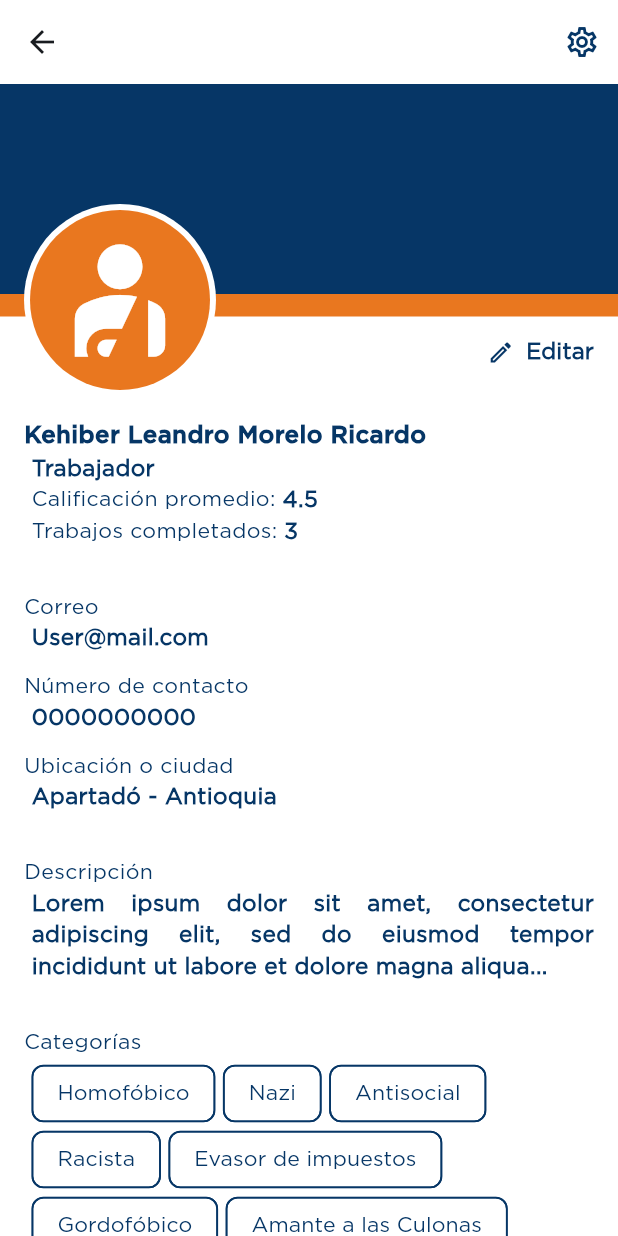
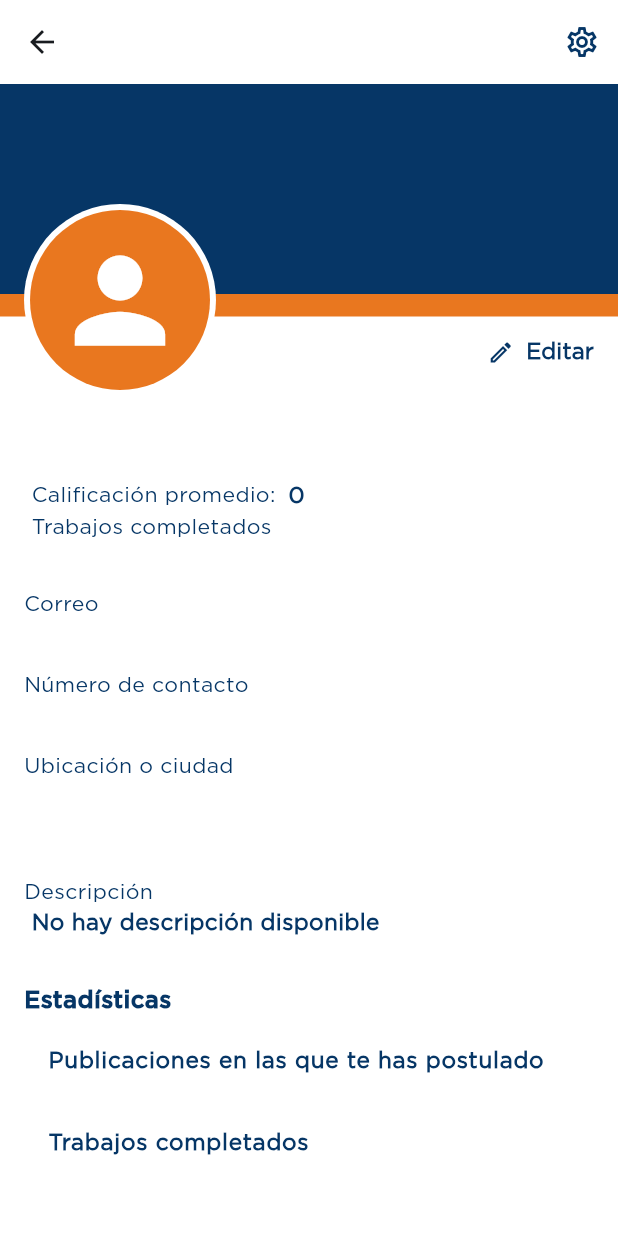
Before and after one commit to mauriciomartinezm/nodo, a Flutter app: the ProfileScreen screen opened by its route, on a phone screen of 412 x 824 dp. Run offline on Flutter 3.47's test engine with Material 3 defaults, Android fonts, the light colour scheme and no system bars; our stand-ins replace auto_size_text, carousel_slider, firebase_core, firebase_messaging, flutter_local_notifications, flutter_screenutil and 3 more; accounts and stored records are empty.

Commit message:
feat(perfil): Visualizacion de datos reales en Perfil con provider

```diff
--- a/frontend/lib/core/constants/api_constants.dart
+++ b/frontend/lib/core/constants/api_constants.dart
@@ -1,6 +1,6 @@
 class ApiConstants {
-  //static const String baseUrl = "http://192.168.0.101:3000/api"; //descomenta esto y cambia la ip por localhost si la api la abriste localmente
-  static const String baseUrl = "https://nodo-unv8.onrender.com/api"; //ruta para api en la nube en render
+  static const String baseUrl = "http://192.168.1.7:3001/api"; //descomenta esto y cambia la ip por localhost si la api la abriste localmente
+  // static const String baseUrl = "https://nodo-unv8.onrender.com/api"; //ruta para api en la nube en render
 
   static const String createPublicacionEndpoint = "$baseUrl/createPublicacion";
   static const String loginEndpoint = "$baseUrl/loginUsuario";
--- a/frontend/lib/features/menu/about/about_screen.dart
+++ b/frontend/lib/features/menu/about/about_screen.dart
@@ -45,9 +45,7 @@ class About extends StatelessWidget {
             ListTile(
               title: Text('No pierdas el hilo, sigue el NODO',
                   style: AppTypography.h2.copyWith(color: AppColors.orange)),
-              onTap: () {
-                Navigator.pushNamed(context, '/YourIncome');
-              },
+              onTap: () {},
             ),
           ],
         ),
--- a/frontend/lib/features/menu/settings/profile/profile_screen.dart
+++ b/frontend/lib/features/menu/settings/profile/profile_screen.dart
@@ -1,32 +1,52 @@
 import 'package:flutter/material.dart';
+import 'package:provider/provider.dart';
 import 'package:nodo/core/theme/app_theme.dart';
+import 'package:nodo/providers/userprovider.dart';
+import 'package:intl/intl.dart';
 
 class ProfileScreen extends StatelessWidget {
   const ProfileScreen({super.key});
 
   @override
   Widget build(BuildContext context) {
+    final userProvider = Provider.of<UserProvider>(context);
+    final user = userProvider.usuario;
+
+    if (user == null) {
       return Scaffold(
         backgroundColor: AppColors.white,
         appBar: AppBar(
+          backgroundColor: AppColors.white,
+          surfaceTintColor: Colors.transparent,
+          elevation: 0,
+        ),
+        body: const Center(
+          child: CircularProgressIndicator(color: AppColors.blue),
+        ),
+      );
+    }
+
+    return Scaffold(
+      backgroundColor: AppColors.white,
+      appBar: AppBar(
+        backgroundColor: AppColors.white,
+        surfaceTintColor: Colors.transparent,
+        elevation: 0,
         actions: [
           IconButton(
-            icon: Icon(Icons.settings_outlined, color: AppColors.blue),
+            icon: const Icon(Icons.settings_outlined, color: AppColors.blue),
             onPressed: () {
               Navigator.pushNamed(context, '/SettingsScreen');
             },
           )
         ],
-        backgroundColor: AppColors.white,
-        surfaceTintColor: Colors.transparent,
-        elevation: 0,
       ),
       body: LayoutBuilder(
         builder: (context, constraints) {
           return SingleChildScrollView(
             child: Column(
               children: [
-                // Portada y Avatar
+                //Portada y Avatar
                 Stack(
                   clipBehavior: Clip.none, //Permite que el puto avatar se sobreponga en la portada
                   children: [
@@ -49,34 +69,34 @@ class ProfileScreen extends StatelessWidget {
                       top: 80,
                       left: 16,
                       child: Container(
-                      padding: EdgeInsets.all(4), //Grosor del borde
+                        padding: const EdgeInsets.all(4), //Grosor del contorno
                         decoration: BoxDecoration(
-                         color: AppColors.white, //Color del borde
+                          color: AppColors.white, //Color del contorno
                           shape: BoxShape.circle,
                         ),
                         child: CircleAvatar(
                           radius: 60,
                           backgroundColor: AppColors.orange,
                           child: Icon(
-                           Icons.personal_injury_rounded,
+                            Icons.person,
                             size: 90,
                             color: AppColors.white,
                           ),
                         ),
                       ),
                     ),
+                    //Boton editar
                     Align(
                       alignment: Alignment.bottomRight,
                       child: Padding(
                         padding: const EdgeInsets.only(top: 155, right: 0),
                         child: TextButton.icon(
-                          icon:
-                              Icon(Icons.edit_outlined, color: AppColors.blue),
+                          icon: const Icon(Icons.edit_outlined,
+                              color: AppColors.blue),
                           label: Text('Editar',
                               style: AppTypography.h3
                                   .copyWith(color: AppColors.blue)),
                           onPressed: () {
-                            debugPrint("Dddd");
                             Navigator.pushNamed(context, '/editProfile');
                           },
                         ),
@@ -84,21 +104,23 @@ class ProfileScreen extends StatelessWidget {
                     ),
                   ],
                 ),
-                //Contenido
+                // Contenido
                 Padding(
-                  padding: const EdgeInsets.fromLTRB(16, 20, 16, 16), //iz arr derecha abj
+                  padding: const EdgeInsets.fromLTRB(16, 16, 16, 16),
                   child: Column(
                     crossAxisAlignment: CrossAxisAlignment.start,
                     children: [
-                      Text('Kehiber Leandro Morelo Ricardo',
-                          style:
-                              AppTypography.h2.copyWith(color: AppColors.blue)),
+                      //Nombre y tipo
+                      Text(user.nombres,
+                          style:AppTypography.h2
+                              .copyWith(color: AppColors.blue)),
                       Padding(
                         padding: const EdgeInsets.fromLTRB(5, 0, 0, 0),
-                        child: Text('Trabajador',
+                        child: Text(user.tipoUsuario,
                             style: AppTypography.h3
                                 .copyWith(color: AppColors.blue)),
                       ),
+
                       Padding(
                         padding: const EdgeInsets.fromLTRB(5, 0, 0, 0),
                         child: Row(
@@ -106,20 +128,24 @@ class ProfileScreen extends StatelessWidget {
                             Text('Calificación promedio: ',
                                 style: AppTypography.body
                                     .copyWith(color: AppColors.blue)),
-                            Text('4.5',
+                            const SizedBox(width: 4),
+                            Text('${user.calificacionPromedio}',
                                 style: AppTypography.h3
                                     .copyWith(color: AppColors.blue)),
                           ],
                         ),
                       ),
+
                       Padding(
                         padding: const EdgeInsets.fromLTRB(5, 0, 0, 0),
                         child: Row(
                           children: [
-                            Text('Trabajos completados: ',
+                            Text('Trabajos completados ',
                                 style: AppTypography.body
                                     .copyWith(color: AppColors.blue)),
-                            Text('3',
+                            const SizedBox(width: 4),
+                            Text(
+                                '${user.trabajosCompletados}',
                                 style: AppTypography.h3
                                     .copyWith(color: AppColors.blue)),
                           ],
@@ -128,55 +154,48 @@ class ProfileScreen extends StatelessWidget {
 
                       const SizedBox(height: 30),
 
-                      //Datos personales
-                      Text("Correo",
-                          style: AppTypography.body
-                              .copyWith(color: AppColors.blue)),
-                      Padding(
-                        padding: const EdgeInsets.fromLTRB(5, 0, 0, 0),
-                        child: Text("User@mail.com",
-                            style:
-                                AppTypography.h3.copyWith(color: AppColors.blue)),
+                      //Información de contacto
+                      _buildInfoSection(
+                        title: "Correo",
+                        content: user.email,
                       ),
-                      const SizedBox(height: 12),
-                      Text("Número de contacto",
-                          style: AppTypography.body
-                              .copyWith(color: AppColors.blue)),
-                      Padding(
-                        padding: const EdgeInsets.fromLTRB(5, 0, 0, 0),
-                        child: Text("0000000000",
-                            style:
-                                AppTypography.h3.copyWith(color: AppColors.blue)),
+                      _buildInfoSection(
+                        title: "Número de contacto",
+                        content: user.telefono,
                       ),
-                      const SizedBox(height: 12),
-                      Text("Ubicación o ciudad",
-                          style: AppTypography.body
-                              .copyWith(color: AppColors.blue)),
-                      Padding(
-                        padding: const EdgeInsets.fromLTRB(5, 0, 0, 0),
-                        child: Text("Apartadó - Antioquia",
-                            style:
-                                AppTypography.h3.copyWith(color: AppColors.blue)),
+                      _buildInfoSection(
+                        title: "Ubicación o ciudad",
+                        content: user.ubicacion ?? 'No especificada',
                       ),
-
                       const SizedBox(height: 30),
 
-                      // Descripción
+                      //Descripción
+                      Column(
+                        crossAxisAlignment: CrossAxisAlignment.start,
+                        children: [
                           Text("Descripción",
                               style: AppTypography.body
                                   .copyWith(color: AppColors.blue)),
                           Padding(
                             padding: const EdgeInsets.fromLTRB(5, 0, 0, 0),
                             child: Text(
-                          "Lorem ipsum dolor sit amet, consectetur adipiscing elit, sed do eiusmod tempor incididunt ut labore et dolore magna aliqua...",
-                          style:
-                              AppTypography.h3.copyWith(color: AppColors.blue),
+                              user.descripcion?.isNotEmpty == true
+                                  ? user.descripcion!
+                                  : "No hay descripción disponible",
+                              style: AppTypography.h3
+                                  .copyWith(color: AppColors.blue),
                               textAlign: TextAlign.justify,
                             ),
                           ),
                           const SizedBox(height: 30),
+                        ],
+                      ),
 
                       // Categorías
+                      if (user.categoria != null && user.categoria!.isNotEmpty)
+                        Column(
+                          crossAxisAlignment: CrossAxisAlignment.start,
+                          children: [
                             Text("Categorías",
                                 style: AppTypography.body
                                     .copyWith(color: AppColors.blue)),
@@ -185,46 +204,35 @@ class ProfileScreen extends StatelessWidget {
                               child: Wrap(
                                 spacing: 5,
                                 runSpacing: -4,
-                          children: [
-                            "Homofóbico",
-                            "Nazi",
-                            "Antisocial",
-                            "Racista",
-                            "Evasor de impuestos",
-                            "Gordofóbico",
-                            "Amante a las Culonas",
-                            "Guapo",
-                            "poderoso",
-                            "asombroso",
-                            "Muy hermoso",
-                            "soy precioso",
-                            "armonioso",
-                          ]
+                                children: user.categoria!
                                     .map((tag) => Chip(
                                           label: Text(
                                             tag,
                                             style: AppTypography.body
-                                          .copyWith(color: AppColors.blue),
+                                                .copyWith(
+                                                    color: AppColors.blue),
                                           ),
                                           backgroundColor: AppColors.white,
                                           side: BorderSide(
-                                        color: AppColors.blue, width: 1.2),
+                                              color: AppColors.blue,
+                                              width: 1.2),
                                         ))
                                     .toList(),
                               ),
                             ),
-
                             const SizedBox(height: 30),
+                          ],
+                        ),
 
                       // Estadísticas
                       Text("Estadísticas",
-                          style:
-                              AppTypography.h2.copyWith(color: AppColors.blue)),
+                          style: AppTypography.h2
+                              .copyWith(color: AppColors.blue)),
                       ListTile(
                         title: Text(
                           "Publicaciones en las que te has postulado",
-                          style:
-                              AppTypography.h3.copyWith(color: AppColors.blue),
+                          style: AppTypography.h3
+                              .copyWith(color: AppColors.blue),
                         ),
                         onTap: () => goToMisPostulaciones(context),
                       ),
@@ -232,6 +240,12 @@ class ProfileScreen extends StatelessWidget {
                         title: Text("Trabajos completados",
                             style: AppTypography.h3
                                 .copyWith(color: AppColors.blue)),
+                        subtitle: Padding(
+                          padding: const EdgeInsets.fromLTRB(5, 0, 0, 0),
+                          child: Text(user.trabajosCompletados.toString(),
+                              style: AppTypography.body
+                                  .copyWith(color: AppColors.blue)),
+                        ),
                         onTap: () => goToMisTrabajos(context),
                       ),
                       ListTile(
@@ -240,7 +254,7 @@ class ProfileScreen extends StatelessWidget {
                                 .copyWith(color: AppColors.blue)),
                         subtitle: Padding(
                           padding: const EdgeInsets.fromLTRB(5, 0, 0, 0),
-                          child: Text("\$9999",
+                          child: Text("\$${user.tipoUsuario}",
                               style: AppTypography.body
                                   .copyWith(color: AppColors.blue)),
                         ),
@@ -251,18 +265,17 @@ class ProfileScreen extends StatelessWidget {
                                 .copyWith(color: AppColors.blue)),
                         subtitle: Padding(
                           padding: const EdgeInsets.fromLTRB(5, 0, 0, 0),
-                          child: Text("enero 2025",
+                          child: Text(_formatDate(user.fechaRegistro),
                               style: AppTypography.body
                                   .copyWith(color: AppColors.blue)),
                         ),
                       ),
-
                       const SizedBox(height: 15),
 
                       // Insignias
                       Text("Insignias",
-                          style:
-                              AppTypography.h2.copyWith(color: AppColors.blue)),
+                          style: AppTypography.h2
+                              .copyWith(color: AppColors.blue)),
                       Padding(
                         padding: const EdgeInsets.fromLTRB(5, 0, 0, 0),
                         child: Text(
@@ -281,9 +294,26 @@ class ProfileScreen extends StatelessWidget {
     );
   }
 
+  Widget _buildInfoSection({required String title, required String content}) {
+    return Column(
+      crossAxisAlignment: CrossAxisAlignment.start,
+      children: [
+        Text(title,
+            style: AppTypography.body.copyWith(color: AppColors.blue)),
+        Padding(
+          padding: const EdgeInsets.fromLTRB(5, 0, 0, 0),
+          child: Text(content,
+              style: AppTypography.h3.copyWith(color: AppColors.blue)),
+        ),
+        const SizedBox(height: 12),
+      ],
+    );
+  }
+
   void goToMisPostulaciones(BuildContext context) {
     ScaffoldMessenger.of(context).showSnackBar(
-      SnackBar(content: Text('Ir a "Trabajos > Mis postulaciones"',
+      SnackBar(
+        content: Text('Ir a "Trabajos > Mis postulaciones"',
             style: AppTypography.h3.copyWith(color: AppColors.white)),
         backgroundColor: AppColors.orange,
       ),
@@ -292,10 +322,24 @@ class ProfileScreen extends StatelessWidget {
 
   void goToMisTrabajos(BuildContext context) {
     ScaffoldMessenger.of(context).showSnackBar(
-      SnackBar(content: Text('Ir a "Trabajos > Mis trabajos"',
+      SnackBar(
+        content: Text('Ir a "Trabajos > Mis trabajos"',
             style: AppTypography.h3.copyWith(color: AppColors.white)),
         backgroundColor: AppColors.orange,
       ),
     );
   }
+
+  //Formato de fecha
+  String _formatDate(String dateString) {
+    try {
+      //Parseo de la fecha
+      final date = DateTime.parse(dateString);
+      //Formateo fecha español (día mes año)
+      return DateFormat('d MMMM y', 'es').format(date);
+    } catch (e) {
+      //Si hay error al parsear, devuelve la fecha original
+      return dateString;
     }
+  }
+}
--- a/frontend/lib/providers/userprovider.dart
+++ b/frontend/lib/providers/userprovider.dart
@@ -45,6 +45,7 @@ class Usuario {
     this.trabajosCompletados,
   });
 
+  //Metodo para crear un usuario desde JSON (para respuestas API)
   factory Usuario.fromJson(Map<String, dynamic> json) {
     return Usuario(
       id: json['id'],
@@ -67,6 +68,7 @@ class Usuario {
     );
   }
 
+  //Metodo para convertir Usuario a JSON (para enviar al API)
   Map<String, dynamic> toJson() {
     return {
       'id': id,
@@ -90,7 +92,7 @@ class Usuario {
   }
 }
 
-// Provider
+//Provider - gestión de estado
 class UserProvider with ChangeNotifier {
   Usuario? _usuario;
   bool _isLoading = false;
@@ -99,6 +101,7 @@ class UserProvider with ChangeNotifier {
   String _cedula = '';
   bool _isWorker = false;
 
+  //Getters para acceder al estado desde fuera
   Usuario? get usuario => _usuario;
   bool get isLoading => _isLoading;
   String get message => _message;
@@ -110,7 +113,7 @@ class UserProvider with ChangeNotifier {
   Future<String> loginUsuario(String identificador, String contrasena) async {
 
     _isLoading = true;
-    notifyListeners();
+    notifyListeners(); //Notifica a los widgets que el estado cambió
 
     try {
 
--- a/frontend/lib/shared/widgets/barra_navegacion_widget.dart
+++ b/frontend/lib/shared/widgets/barra_navegacion_widget.dart
@@ -39,9 +39,14 @@ class BarraNavegacionWidget extends StatelessWidget {
               const NavigationDestination(
                   icon: Icon(Icons.notifications, color: AppColors.white), label: ""),
               NavigationDestination(
-                icon: GestureDetector(
-                  onTap: () => _openEndDrawer(context),
-                  child: const Icon(Icons.menu, color: AppColors.white),
+                icon: SizedBox.expand(
+                  //le expandimos el hoyo para que abaque to
+                  child: GestureDetector(
+                    behavior: HitTestBehavior
+                        .opaque,//Pa que no haga tpas fantasmas
+                    onTap: () => _openEndDrawer(context),
+                    child: const Icon(Icons.menu, color: AppColors.white),
+                  ),
                 ),
                 label: "",
               ),
```
Also changed, not shown: frontend/pubspec.yaml (+7 -0 lines), frontend/assets/icons/IconNodoApp.png (added), frontend/pubspec.lock, 127 other files. Lines whose indentation alone changed are shown as unchanged.
